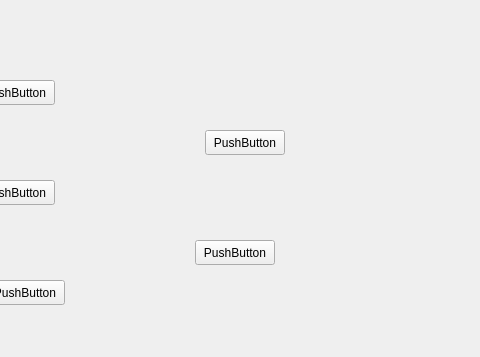
JonRackler/Dynamic_Query_Helper, file mainwindow.ui: the form before one commit; both pictures show x 145 to 625 and y 0 to 357 of the 800 by 600 pixel window.
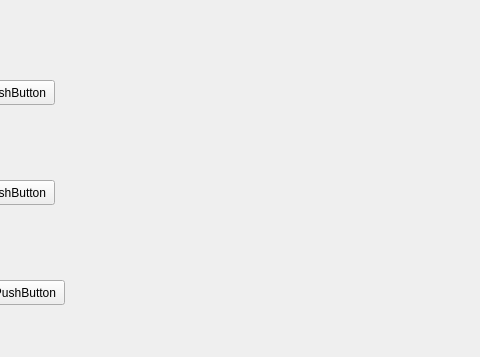
The form after the commit.

Commit message: Modified button layout

The edit to the form file:
```diff
--- a/mainwindow.ui
+++ b/mainwindow.ui
@@ -53,32 +53,6 @@
      <string>PushButton</string>
     </property>
    </widget>
-   <widget class="QPushButton" name="pushButton_4">
-    <property name="geometry">
-     <rect>
-      <x>350</x>
-      <y>130</y>
-      <width>80</width>
-      <height>25</height>
-     </rect>
-    </property>
-    <property name="text">
-     <string>PushButton</string>
-    </property>
-   </widget>
-   <widget class="QPushButton" name="pushButton_5">
-    <property name="geometry">
-     <rect>
-      <x>340</x>
-      <y>240</y>
-      <width>80</width>
-      <height>25</height>
-     </rect>
-    </property>
-    <property name="text">
-     <string>PushButton</string>
-    </property>
-   </widget>
   </widget>
   <widget class="QMenuBar" name="menubar">
    <property name="geometry">
```
